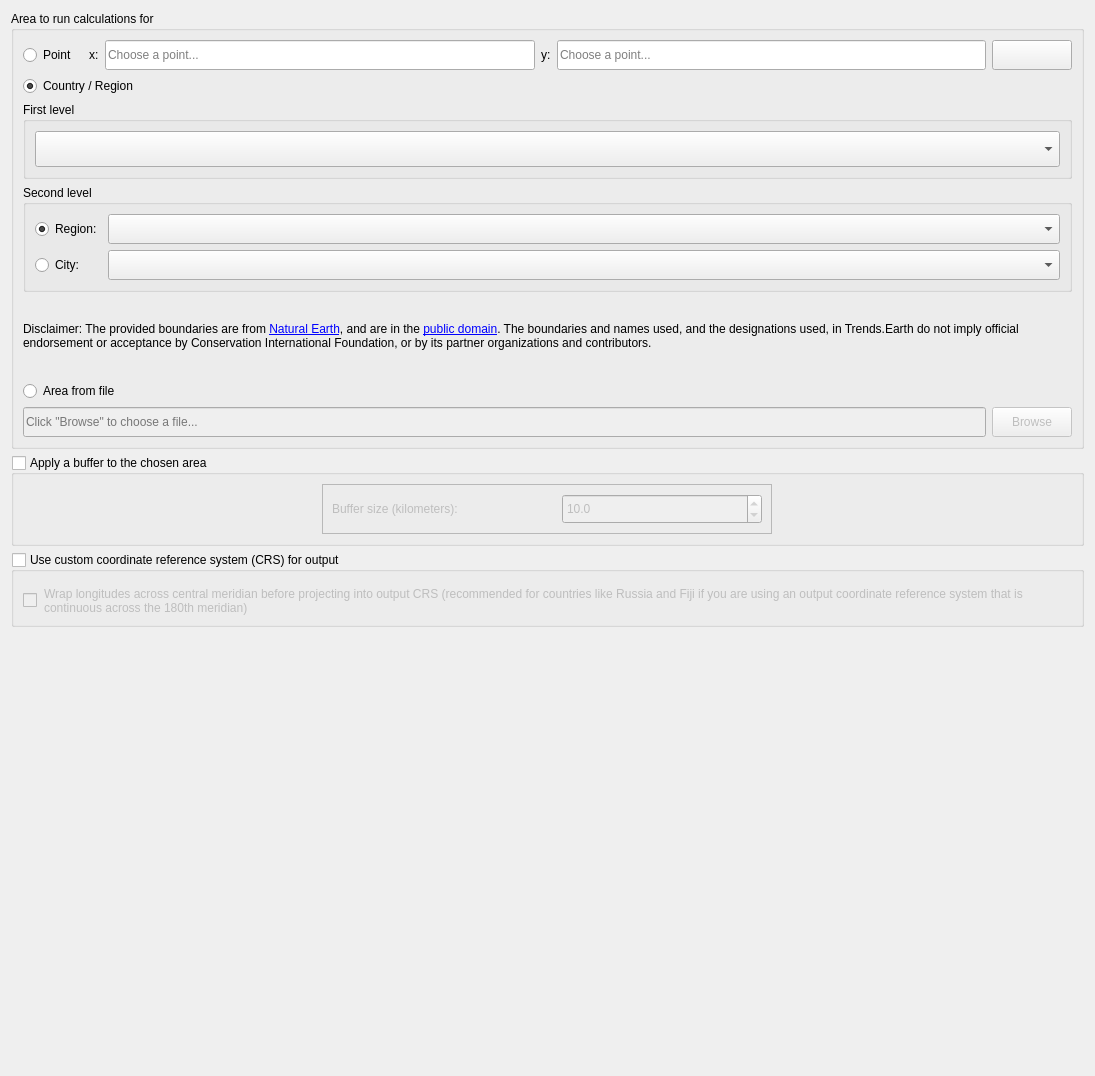
The window that LDMP/gui/WidgetSelectArea.ui (ConservationInternational/trends.earth) describes before a commit, drawn with Qt 5.
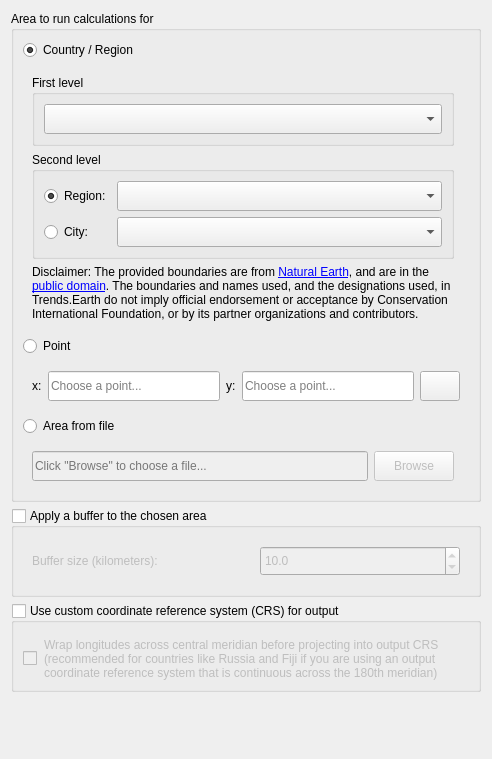
The same window after the commit. Custom widgets are drawn as their Qt base class.

Commit message: Save area settings across sessions.

The edit to the form file:
```diff
--- a/LDMP/gui/WidgetSelectArea.ui
+++ b/LDMP/gui/WidgetSelectArea.ui
@@ -6,8 +6,8 @@
    <rect>
     <x>0</x>
     <y>0</y>
-    <width>1095</width>
-    <height>1076</height>
+    <width>492</width>
+    <height>579</height>
    </rect>
   </property>
   <property name="sizePolicy">
@@ -32,7 +32,7 @@
       <string>Area to run calculations for</string>
      </property>
      <layout class="QGridLayout" name="area_groupbox_gridLayout">
-      <item row="0" column="0">
+      <item row="11" column="0">
        <widget class="QRadioButton" name="area_frompoint">
         <property name="text">
          <string>Point</string>
@@ -42,26 +42,7 @@
         </attribute>
        </widget>
       </item>
-      <item row="0" column="6">
-       <widget class="QPushButton" name="area_frompoint_choose_point">
-        <property name="sizePolicy">
-         <sizepolicy hsizetype="Minimum" vsizetype="Minimum">
-          <horstretch>0</horstretch>
-          <verstretch>0</verstretch>
-         </sizepolicy>
-        </property>
-        <property name="minimumSize">
-         <size>
-          <width>0</width>
-          <height>30</height>
-         </size>
-        </property>
-        <property name="text">
-         <string/>
-        </property>
-       </widget>
-      </item>
-      <item row="9" column="0" colspan="7">
+      <item row="13" column="0">
        <widget class="QRadioButton" name="area_fromfile">
         <property name="text">
          <string>Area from file</string>
@@ -71,7 +52,22 @@
         </attribute>
        </widget>
       </item>
-      <item row="0" column="2">
+      <item row="12" column="0" colspan="2">
+       <widget class="QFrame" name="frame_area_frompoint">
+        <property name="sizePolicy">
+         <sizepolicy hsizetype="Preferred" vsizetype="Fixed">
+          <horstretch>0</horstretch>
+          <verstretch>0</verstretch>
+         </sizepolicy>
+        </property>
+        <property name="frameShape">
+         <enum>QFrame::NoFrame</enum>
+        </property>
+        <property name="frameShadow">
+         <enum>QFrame::Plain</enum>
+        </property>
+        <layout class="QHBoxLayout" name="horizontalLayout_4">
+         <item>
        <widget class="QLabel" name="area_frompoint_label_x">
         <property name="font">
          <font>
@@ -84,7 +80,29 @@
         </property>
        </widget>
       </item>
-      <item row="0" column="4">
+         <item>
+          <widget class="QLineEdit" name="area_frompoint_point_x">
+           <property name="sizePolicy">
+            <sizepolicy hsizetype="Expanding" vsizetype="Minimum">
+             <horstretch>0</horstretch>
+             <verstretch>0</verstretch>
+            </sizepolicy>
+           </property>
+           <property name="minimumSize">
+            <size>
+             <width>0</width>
+             <height>30</height>
+            </size>
+           </property>
+           <property name="inputMethodHints">
+            <set>Qt::ImhPreferNumbers</set>
+           </property>
+           <property name="placeholderText">
+            <string>Choose a point...</string>
+           </property>
+          </widget>
+         </item>
+         <item>
        <widget class="QLabel" name="area_frompoint_label_y">
         <property name="font">
          <font>
@@ -97,35 +115,7 @@
         </property>
        </widget>
       </item>
-      <item row="10" column="6">
-       <widget class="QPushButton" name="area_fromfile_browse">
-        <property name="enabled">
-         <bool>false</bool>
-        </property>
-        <property name="sizePolicy">
-         <sizepolicy hsizetype="Minimum" vsizetype="Minimum">
-          <horstretch>0</horstretch>
-          <verstretch>0</verstretch>
-         </sizepolicy>
-        </property>
-        <property name="minimumSize">
-         <size>
-          <width>0</width>
-          <height>30</height>
-         </size>
-        </property>
-        <property name="maximumSize">
-         <size>
-          <width>80</width>
-          <height>16777215</height>
-         </size>
-        </property>
-        <property name="text">
-         <string>Browse</string>
-        </property>
-       </widget>
-      </item>
-      <item row="0" column="5">
+         <item>
        <widget class="QLineEdit" name="area_frompoint_point_y">
         <property name="sizePolicy">
          <sizepolicy hsizetype="Expanding" vsizetype="Minimum">
@@ -144,13 +134,57 @@
         </property>
        </widget>
       </item>
-      <item row="10" column="0" colspan="6">
+         <item>
+          <widget class="QPushButton" name="area_frompoint_choose_point">
+           <property name="sizePolicy">
+            <sizepolicy hsizetype="Minimum" vsizetype="Minimum">
+             <horstretch>0</horstretch>
+             <verstretch>0</verstretch>
+            </sizepolicy>
+           </property>
+           <property name="minimumSize">
+            <size>
+             <width>0</width>
+             <height>30</height>
+            </size>
+           </property>
+           <property name="text">
+            <string/>
+           </property>
+          </widget>
+         </item>
+        </layout>
+       </widget>
+      </item>
+      <item row="0" column="0">
+       <widget class="QRadioButton" name="area_fromadmin">
+        <property name="text">
+         <string>Country / Region</string>
+        </property>
+        <property name="checked">
+         <bool>true</bool>
+        </property>
+        <attribute name="buttonGroup">
+         <string notr="true">area_radio_buttonGroup</string>
+        </attribute>
+       </widget>
+      </item>
+      <item row="14" column="0">
+       <widget class="QFrame" name="frame_area_fromfile">
+        <property name="frameShape">
+         <enum>QFrame::NoFrame</enum>
+        </property>
+        <property name="frameShadow">
+         <enum>QFrame::Plain</enum>
+        </property>
+        <layout class="QHBoxLayout" name="horizontalLayout_3">
+         <item>
        <widget class="QLineEdit" name="area_fromfile_file">
         <property name="enabled">
          <bool>false</bool>
         </property>
         <property name="sizePolicy">
-         <sizepolicy hsizetype="Expanding" vsizetype="Minimum">
+            <sizepolicy hsizetype="Expanding" vsizetype="Fixed">
           <horstretch>0</horstretch>
           <verstretch>0</verstretch>
          </sizepolicy>
@@ -169,23 +203,13 @@
         </property>
        </widget>
       </item>
-      <item row="1" column="0" colspan="7">
-       <widget class="QRadioButton" name="area_fromadmin">
-        <property name="text">
-         <string>Country / Region</string>
-        </property>
-        <property name="checked">
-         <bool>true</bool>
-        </property>
-        <attribute name="buttonGroup">
-         <string notr="true">area_radio_buttonGroup</string>
-        </attribute>
-       </widget>
-      </item>
-      <item row="0" column="3">
-       <widget class="QLineEdit" name="area_frompoint_point_x">
+         <item>
+          <widget class="QPushButton" name="area_fromfile_browse">
+           <property name="enabled">
+            <bool>false</bool>
+           </property>
         <property name="sizePolicy">
-         <sizepolicy hsizetype="Expanding" vsizetype="Minimum">
+            <sizepolicy hsizetype="Minimum" vsizetype="Minimum">
           <horstretch>0</horstretch>
           <verstretch>0</verstretch>
          </sizepolicy>
@@ -196,34 +220,30 @@
           <height>30</height>
          </size>
         </property>
-        <property name="inputMethodHints">
-         <set>Qt::ImhPreferNumbers</set>
-        </property>
-        <property name="placeholderText">
-         <string>Choose a point...</string>
-        </property>
-       </widget>
-      </item>
-      <item row="8" column="0" colspan="7">
-       <widget class="QLabel" name="label_disclaimer">
-        <property name="sizePolicy">
-         <sizepolicy hsizetype="Expanding" vsizetype="Expanding">
-          <horstretch>0</horstretch>
-          <verstretch>0</verstretch>
-         </sizepolicy>
+           <property name="maximumSize">
+            <size>
+             <width>80</width>
+             <height>16777215</height>
+            </size>
         </property>
         <property name="text">
-         <string>&lt;html&gt;&lt;head/&gt;&lt;body&gt;&lt;p&gt;Disclaimer: The provided boundaries are from &lt;a href=&quot;http://www.naturalearthdata.com/&quot;&gt;&lt;span style=&quot; text-decoration: underline; color:#0000ff;&quot;&gt;Natural Earth&lt;/span&gt;&lt;/a&gt;, and are in the &lt;a href=&quot;http://creativecommons.org/publicdomain&quot;&gt;&lt;span style=&quot; text-decoration: underline; color:#0000ff;&quot;&gt;public domain&lt;/span&gt;&lt;/a&gt;. The boundaries and names used, and the designations used, in Trends.Earth do not imply official endorsement or acceptance by Conservation International Foundation, or by its partner organizations and contributors.&lt;/p&gt;&lt;/body&gt;&lt;/html&gt;</string>
-        </property>
-        <property name="wordWrap">
-         <bool>true</bool>
-        </property>
-        <property name="openExternalLinks">
-         <bool>true</bool>
-        </property>
-       </widget>
-      </item>
-      <item row="2" column="0" colspan="7">
+            <string>Browse</string>
+           </property>
+          </widget>
+         </item>
+        </layout>
+       </widget>
+      </item>
+      <item row="1" column="0">
+       <widget class="QFrame" name="frame_country_region">
+        <property name="frameShape">
+         <enum>QFrame::NoFrame</enum>
+        </property>
+        <property name="frameShadow">
+         <enum>QFrame::Plain</enum>
+        </property>
+        <layout class="QVBoxLayout" name="verticalLayout_4">
+         <item>
        <widget class="QGroupBox" name="groupBox_first_level">
         <property name="sizePolicy">
          <sizepolicy hsizetype="Expanding" vsizetype="Expanding">
@@ -238,7 +258,7 @@
          <item>
           <widget class="QComboBox" name="area_admin_0">
            <property name="sizePolicy">
-            <sizepolicy hsizetype="Expanding" vsizetype="Minimum">
+               <sizepolicy hsizetype="Expanding" vsizetype="Fixed">
              <horstretch>0</horstretch>
              <verstretch>0</verstretch>
             </sizepolicy>
@@ -254,7 +274,7 @@
         </layout>
        </widget>
       </item>
-      <item row="3" column="0" colspan="7">
+         <item>
        <widget class="QGroupBox" name="groupBox_second_level">
         <property name="sizePolicy">
          <sizepolicy hsizetype="Expanding" vsizetype="Minimum">
@@ -266,6 +286,22 @@
          <string>Second level</string>
         </property>
         <layout class="QGridLayout" name="gridLayout_3">
+            <item row="3" column="1">
+             <widget class="QComboBox" name="secondLevel_city">
+              <property name="sizePolicy">
+               <sizepolicy hsizetype="Preferred" vsizetype="Minimum">
+                <horstretch>0</horstretch>
+                <verstretch>0</verstretch>
+               </sizepolicy>
+              </property>
+              <property name="minimumSize">
+               <size>
+                <width>0</width>
+                <height>30</height>
+               </size>
+              </property>
+             </widget>
+            </item>
          <item row="3" column="0">
           <widget class="QRadioButton" name="radioButton_secondLevel_city">
            <property name="sizePolicy">
@@ -285,38 +321,6 @@
            </property>
           </widget>
          </item>
-         <item row="3" column="1">
-          <widget class="QComboBox" name="secondLevel_city">
-           <property name="sizePolicy">
-            <sizepolicy hsizetype="Preferred" vsizetype="Minimum">
-             <horstretch>0</horstretch>
-             <verstretch>0</verstretch>
-            </sizepolicy>
-           </property>
-           <property name="minimumSize">
-            <size>
-             <width>0</width>
-             <height>30</height>
-            </size>
-           </property>
-          </widget>
-         </item>
-         <item row="2" column="1">
-          <widget class="QComboBox" name="secondLevel_area_admin_1">
-           <property name="sizePolicy">
-            <sizepolicy hsizetype="Expanding" vsizetype="Minimum">
-             <horstretch>0</horstretch>
-             <verstretch>0</verstretch>
-            </sizepolicy>
-           </property>
-           <property name="minimumSize">
-            <size>
-             <width>0</width>
-             <height>30</height>
-            </size>
-           </property>
-          </widget>
-         </item>
          <item row="2" column="0">
           <widget class="QRadioButton" name="radioButton_secondLevel_region">
            <property name="sizePolicy">
@@ -339,6 +343,44 @@
            </property>
           </widget>
          </item>
+            <item row="2" column="1">
+             <widget class="QComboBox" name="secondLevel_area_admin_1">
+              <property name="sizePolicy">
+               <sizepolicy hsizetype="Expanding" vsizetype="Fixed">
+                <horstretch>0</horstretch>
+                <verstretch>0</verstretch>
+               </sizepolicy>
+              </property>
+              <property name="minimumSize">
+               <size>
+                <width>0</width>
+                <height>30</height>
+               </size>
+              </property>
+             </widget>
+            </item>
+           </layout>
+          </widget>
+         </item>
+         <item>
+          <widget class="QLabel" name="label_disclaimer">
+           <property name="sizePolicy">
+            <sizepolicy hsizetype="Expanding" vsizetype="Expanding">
+             <horstretch>0</horstretch>
+             <verstretch>0</verstretch>
+            </sizepolicy>
+           </property>
+           <property name="text">
+            <string>&lt;html&gt;&lt;head/&gt;&lt;body&gt;&lt;p&gt;Disclaimer: The provided boundaries are from &lt;a href=&quot;http://www.naturalearthdata.com/&quot;&gt;&lt;span style=&quot; text-decoration: underline; color:#0000ff;&quot;&gt;Natural Earth&lt;/span&gt;&lt;/a&gt;, and are in the &lt;a href=&quot;http://creativecommons.org/publicdomain&quot;&gt;&lt;span style=&quot; text-decoration: underline; color:#0000ff;&quot;&gt;public domain&lt;/span&gt;&lt;/a&gt;. The boundaries and names used, and the designations used, in Trends.Earth do not imply official endorsement or acceptance by Conservation International Foundation, or by its partner organizations and contributors.&lt;/p&gt;&lt;/body&gt;&lt;/html&gt;</string>
+           </property>
+           <property name="wordWrap">
+            <bool>true</bool>
+           </property>
+           <property name="openExternalLinks">
+            <bool>true</bool>
+           </property>
+          </widget>
+         </item>
         </layout>
        </widget>
       </item>
@@ -372,10 +414,10 @@
          </size>
         </property>
         <property name="frameShape">
-         <enum>QFrame::StyledPanel</enum>
+         <enum>QFrame::NoFrame</enum>
         </property>
         <property name="frameShadow">
-         <enum>QFrame::Raised</enum>
+         <enum>QFrame::Plain</enum>
         </property>
         <layout class="QHBoxLayout" name="horizontalLayout">
          <item>
@@ -485,7 +527,7 @@
        </widget>
       </item>
       <item row="0" column="0" colspan="2">
-       <widget class="QgsProjectionSelectionWidget" name="mQgsProjectionSelectionWidget" native="true"/>
+       <widget class="QgsProjectionSelectionWidget" name="mQgsProjectionSelectionWidget"/>
       </item>
      </layout>
     </widget>
```
Lines whose indentation alone changed are shown as unchanged. The commit also changes 2 other files.
